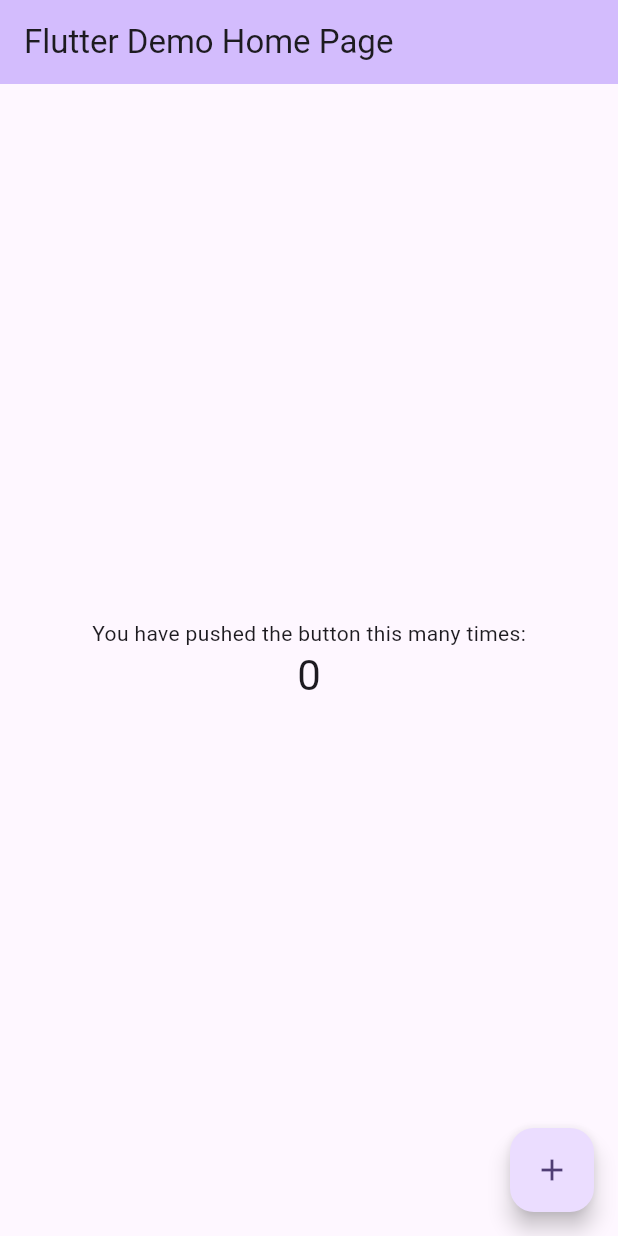
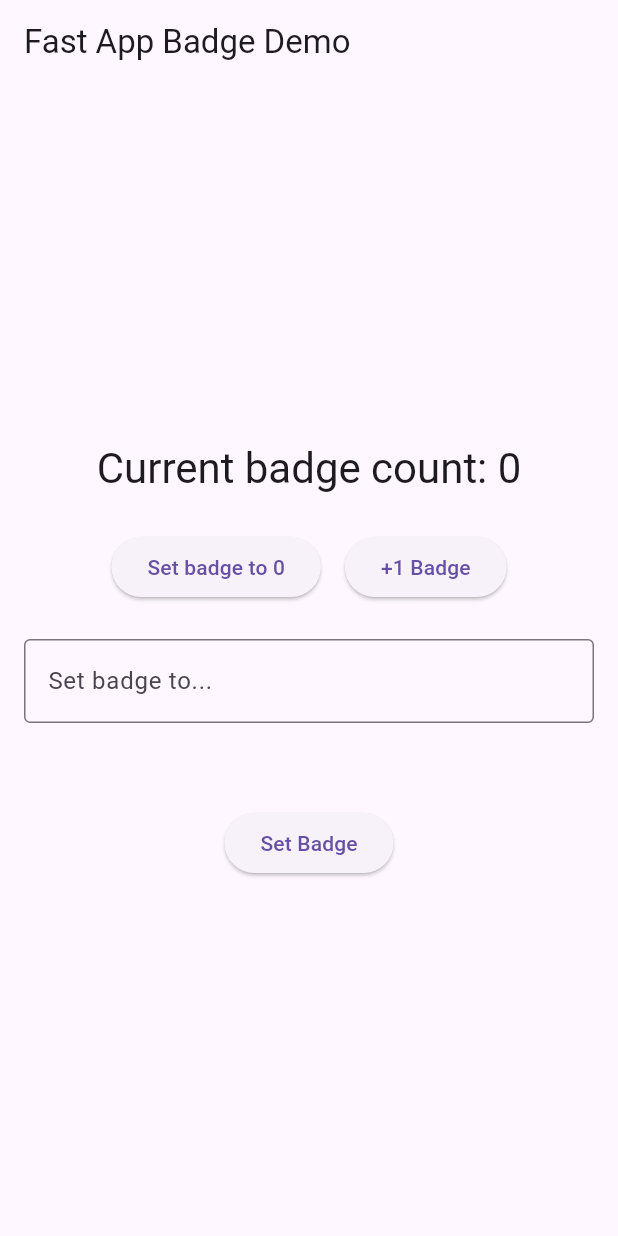
Before and after one commit to koji-1009/fast_app_badge, a Flutter app: the screen it shows after launch, on a phone screen of 412 x 824 dp. Run offline on Flutter 3.47's test engine with Material 3 defaults, Android fonts, the phone set to English and light mode, and no system bars; our stand-ins replace flutter_local_notifications; missing offline and left inert: dart:ffi, objective_c.

Commit message:
feat: Add FastAppBadge

```diff
--- a/example/lib/main.dart
+++ b/example/lib/main.dart
@@ -1,4 +1,6 @@
+import 'package:fast_app_badge/fast_app_badge.dart';
 import 'package:flutter/material.dart';
+import 'package:flutter_local_notifications/flutter_local_notifications.dart';
 
 void main() {
   runApp(const MyApp());
@@ -7,116 +9,113 @@ void main() {
 class MyApp extends StatelessWidget {
   const MyApp({super.key});
 
-  // This widget is the root of your application.
   @override
   Widget build(BuildContext context) {
     return MaterialApp(
-      title: 'Flutter Demo',
-      theme: ThemeData(
-        // This is the theme of your application.
-        //
-        // TRY THIS: Try running your application with "flutter run". You'll see
-        // the application has a purple toolbar. Then, without quitting the app,
-        // try changing the seedColor in the colorScheme below to Colors.green
-        // and then invoke "hot reload" (save your changes or press the "hot
-        // reload" button in a Flutter-supported IDE, or press "r" if you used
-        // the command line to start the app).
-        //
-        // Notice that the counter didn't reset back to zero; the application
-        // state is not lost during the reload. To reset the state, use hot
-        // restart instead.
-        //
-        // This works for code too, not just values: Most code changes can be
-        // tested with just a hot reload.
-        colorScheme: .fromSeed(seedColor: Colors.deepPurple),
-      ),
-      home: const MyHomePage(title: 'Flutter Demo Home Page'),
+      title: 'Fast App Badge Demo',
+      home: const BadgeDemoPage(),
     );
   }
 }
 
-class MyHomePage extends StatefulWidget {
-  const MyHomePage({super.key, required this.title});
-
-  // This widget is the home page of your application. It is stateful, meaning
-  // that it has a State object (defined below) that contains fields that affect
-  // how it looks.
-
-  // This class is the configuration for the state. It holds the values (in this
-  // case the title) provided by the parent (in this case the App widget) and
-  // used by the build method of the State. Fields in a Widget subclass are
-  // always marked "final".
-
-  final String title;
+class BadgeDemoPage extends StatefulWidget {
+  const BadgeDemoPage({super.key});
 
   @override
-  State<MyHomePage> createState() => _MyHomePageState();
+  State<BadgeDemoPage> createState() => _BadgeDemoPageState();
 }
 
-class _MyHomePageState extends State<MyHomePage> {
-  int _counter = 0;
+class _BadgeDemoPageState extends State<BadgeDemoPage> {
+  final _controller = TextEditingController();
+  int _badgeCount = 0;
 
-  void _incrementCounter() {
+  void _setBadge(int count) {
     setState(() {
-      // This call to setState tells the Flutter framework that something has
-      // changed in this State, which causes it to rerun the build method below
-      // so that the display can reflect the updated values. If we changed
-      // _counter without calling setState(), then the build method would not be
-      // called again, and so nothing would appear to happen.
-      _counter++;
+      _badgeCount = count;
     });
+    FastAppBadge.updateBadge(count);
+  }
+
+  void _incrementBadge() {
+    _setBadge(_badgeCount + 1);
+  }
+
+  void _clearBadge() {
+    _setBadge(0);
+  }
+
+  @override
+  void initState() {
+    super.initState();
+    final plugin = FlutterLocalNotificationsPlugin();
+    plugin
+        .resolvePlatformSpecificImplementation<
+          IOSFlutterLocalNotificationsPlugin
+        >()
+        ?.requestPermissions(alert: true, badge: true, sound: true);
+  }
+
+  @override
+  void dispose() {
+    _controller.dispose();
+    super.dispose();
   }
 
   @override
   Widget build(BuildContext context) {
-    // This method is rerun every time setState is called, for instance as done
-    // by the _incrementCounter method above.
-    //
-    // The Flutter framework has been optimized to make rerunning build methods
-    // fast, so that you can just rebuild anything that needs updating rather
-    // than having to individually change instances of widgets.
     return Scaffold(
-      appBar: AppBar(
-        // TRY THIS: Try changing the color here to a specific color (to
-        // Colors.amber, perhaps?) and trigger a hot reload to see the AppBar
-        // change color while the other colors stay the same.
-        backgroundColor: Theme.of(context).colorScheme.inversePrimary,
-        // Here we take the value from the MyHomePage object that was created by
-        // the App.build method, and use it to set our appbar title.
-        title: Text(widget.title),
-      ),
-      body: Center(
-        // Center is a layout widget. It takes a single child and positions it
-        // in the middle of the parent.
+      appBar: AppBar(title: const Text('Fast App Badge Demo')),
+      body: Padding(
+        padding: const .all(16.0),
         child: Column(
-          // Column is also a layout widget. It takes a list of children and
-          // arranges them vertically. By default, it sizes itself to fit its
-          // children horizontally, and tries to be as tall as its parent.
-          //
-          // Column has various properties to control how it sizes itself and
-          // how it positions its children. Here we use mainAxisAlignment to
-          // center the children vertically; the main axis here is the vertical
-          // axis because Columns are vertical (the cross axis would be
-          // horizontal).
-          //
-          // TRY THIS: Invoke "debug painting" (choose the "Toggle Debug Paint"
-          // action in the IDE, or press "p" in the console), to see the
-          // wireframe for each widget.
+          spacing: 24,
           mainAxisAlignment: .center,
           children: [
-            const Text('You have pushed the button this many times:'),
             Text(
-              '$_counter',
+              'Current badge count: $_badgeCount',
               style: Theme.of(context).textTheme.headlineMedium,
+            ),
+            Row(
+              mainAxisAlignment: .center,
+              children: [
+                ElevatedButton(
+                  onPressed: _clearBadge,
+                  child: const Text('Set badge to 0'),
+                ),
+                const SizedBox(width: 16),
+                ElevatedButton(
+                  onPressed: _incrementBadge,
+                  child: const Text('+1 Badge'),
+                ),
+              ],
+            ),
+            TextField(
+              controller: _controller,
+              keyboardType: .number,
+              decoration: const InputDecoration(
+                labelText: 'Set badge to...',
+                border: OutlineInputBorder(),
+              ),
+              onSubmitted: (value) {
+                final int? count = int.tryParse(value);
+                if (count != null && count >= 0) {
+                  _setBadge(count);
+                }
+              },
+            ),
+            const SizedBox(height: 8),
+            ElevatedButton(
+              onPressed: () {
+                final int? count = int.tryParse(_controller.text);
+                if (count != null && count >= 0) {
+                  _setBadge(count);
+                }
+              },
+              child: const Text('Set Badge'),
             ),
           ],
         ),
       ),
-      floatingActionButton: FloatingActionButton(
-        onPressed: _incrementCounter,
-        tooltip: 'Increment',
-        child: const Icon(Icons.add),
-      ),
     );
   }
 }
--- /dev/null
+++ b/ffigen.dart
@@ -0,0 +1,10 @@
+// Regenerate bindings with `dart run ffigen.dart`.
+import 'package:ffigen/ffigen.dart';
+
+final config = FfiGenerator(
+  headers: Headers(entryPoints: [Uri.file('ios/headers/BadgeStub.h')]),
+  objectiveC: ObjectiveC(interfaces: Interfaces.includeSet({'UIApplication'})),
+  output: Output(dartFile: Uri.file('lib/src/ios/bindings.g.dart')),
+);
+
+void main() => config.generate();
--- a/lib/fast_app_badge.dart
+++ b/lib/fast_app_badge.dart
@@ -1,5 +1,18 @@
-/// A Calculator.
-class Calculator {
-  /// Returns [value] plus 1.
-  int addOne(int value) => value + 1;
+import 'package:fast_app_badge/src/ios/shared.dart' as ios;
+import 'package:flutter/foundation.dart';
+
+final class FastAppBadge {
+  const FastAppBadge._();
+
+  static void clearBadge() {
+    if (kIsWeb) return;
+    if (defaultTargetPlatform != TargetPlatform.iOS) return;
+    ios.updateBadge(0);
+  }
+
+  static void updateBadge(int count) {
+    if (kIsWeb) return;
+    if (defaultTargetPlatform != TargetPlatform.iOS) return;
+    ios.updateBadge(count);
+  }
 }
--- /dev/null
+++ b/lib/src/ios/native.dart
@@ -0,0 +1,6 @@
+import 'package:fast_app_badge/src/ios/bindings.g.dart';
+
+void updateBadge(int count) {
+  final app = UIApplication.sharedApplication();
+  app.applicationIconBadgeNumber = count;
+}
--- /dev/null
+++ b/lib/src/ios/shared.dart
@@ -0,0 +1,3 @@
+export 'stub.dart'
+    if (dart.library.io) 'native.dart'
+    if (dart.library.js_interop) 'stub.dart';
--- /dev/null
+++ b/lib/src/ios/stub.dart
@@ -0,0 +1 @@
+void updateBadge(int count) {}
```
Also changed, not shown: example/pubspec.yaml (+5 -71 lines), pubspec.yaml (+6 -42 lines), example/pubspec.lock, lib/src/ios/bindings.g.dart (added), 10 other files.
